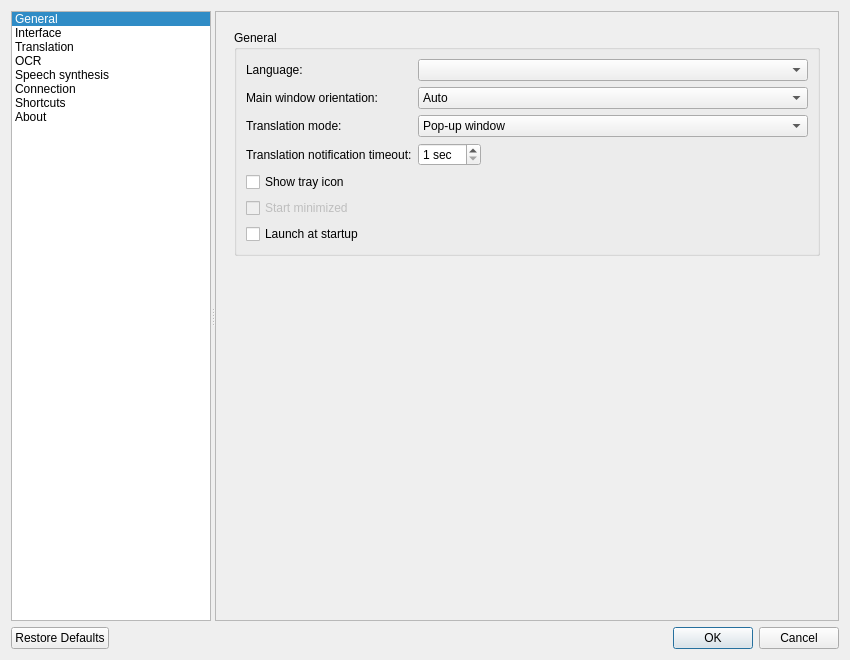
First picture: the form in src/settings/settingsdialog.ui, repository crow-translate/crow-translate, before the edit.
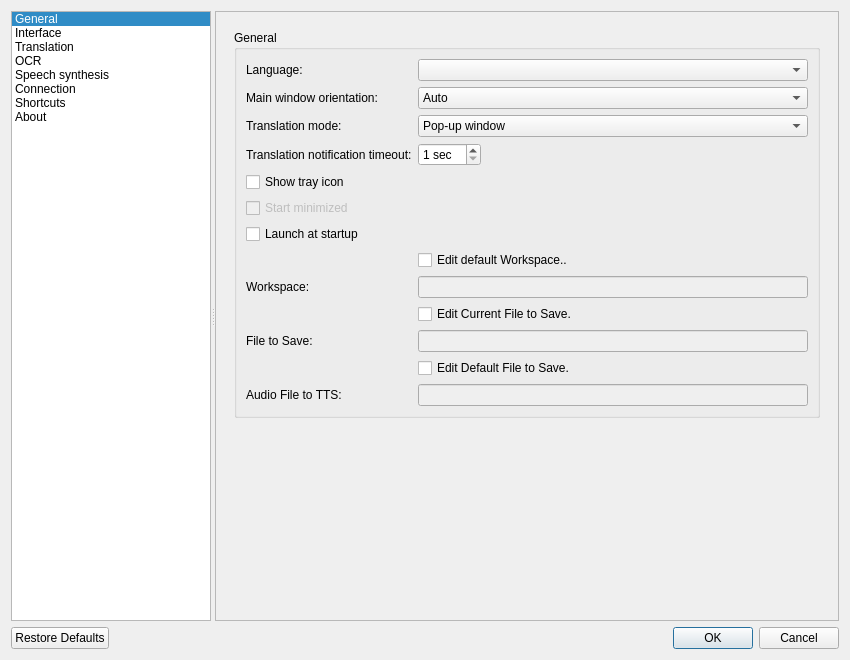
Second picture: the form after the edit. Icons and pictures are not drawn. Custom widgets are drawn as their Qt base class.

```diff
--- a/src/settings/settingsdialog.ui
+++ b/src/settings/settingsdialog.ui
@@ -127,7 +127,7 @@
          <x>0</x>
          <y>0</y>
          <width>626</width>
-         <height>609</height>
+         <height>608</height>
         </rect>
        </property>
        <layout class="QVBoxLayout" name="verticalLayout_2">
@@ -284,6 +284,81 @@
                  </property>
                 </widget>
                </item>
+               <item row="11" column="0">
+                <widget class="QLabel" name="workSpPathLabel">
+                 <property name="toolTip">
+                  <string>Path to write your content file...</string>
+                 </property>
+                 <property name="text">
+                  <string>Workspace:</string>
+                 </property>
+                </widget>
+               </item>
+               <item row="11" column="1">
+                <widget class="QLineEdit" name="workSpPathLineEdit">
+                 <property name="enabled">
+                  <bool>false</bool>
+                 </property>
+                </widget>
+               </item>
+               <item row="15" column="0">
+                <widget class="QLabel" name="fileNameLabel">
+                 <property name="toolTip">
+                  <string>Current file name to save..</string>
+                 </property>
+                 <property name="text">
+                  <string>File to Save:</string>
+                 </property>
+                </widget>
+               </item>
+               <item row="15" column="1">
+                <widget class="QLineEdit" name="fileNameLineEdit">
+                 <property name="enabled">
+                  <bool>false</bool>
+                 </property>
+                </widget>
+               </item>
+               <item row="18" column="0">
+                <widget class="QLabel" name="audioFileNameLabel">
+                 <property name="text">
+                  <string>Audio File to TTS:</string>
+                 </property>
+                </widget>
+               </item>
+               <item row="18" column="1">
+                <widget class="QLineEdit" name="audioFileNameLineEdit">
+                 <property name="enabled">
+                  <bool>false</bool>
+                 </property>
+                 <property name="toolTip">
+                  <string>Name to audio from TTS..</string>
+                 </property>
+                </widget>
+               </item>
+               <item row="10" column="1">
+                <widget class="QCheckBox" name="custWorkSpPathCkBox">
+                 <property name="toolTip">
+                  <string>Check to edit default workspace...</string>
+                 </property>
+                 <property name="text">
+                  <string>Edit default Workspace..</string>
+                 </property>
+                </widget>
+               </item>
+               <item row="14" column="1">
+                <widget class="QCheckBox" name="custFileNameCkBox">
+                 <property name="text">
+                  <string>Edit Current File to Save.</string>
+                 </property>
+                </widget>
+               </item>
+               <item row="17" column="1">
+                <widget class="QCheckBox" name="custAudioToTTSCkBox">
+                 <property name="text">
+                  <string>Edit Default File to Save.</string>
+                 </property>
+                </widget>
+               </item>
               </layout>
              </widget>
             </item>
```
Left out of the diff: 85 changed lines with no effect on the pictures.
